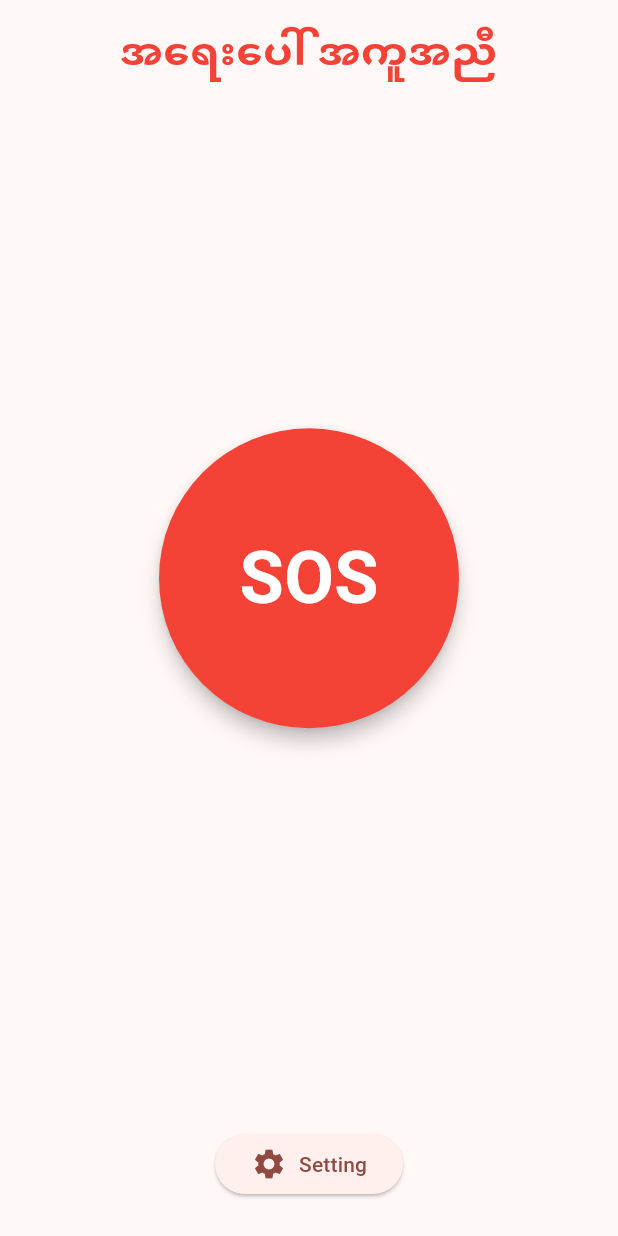
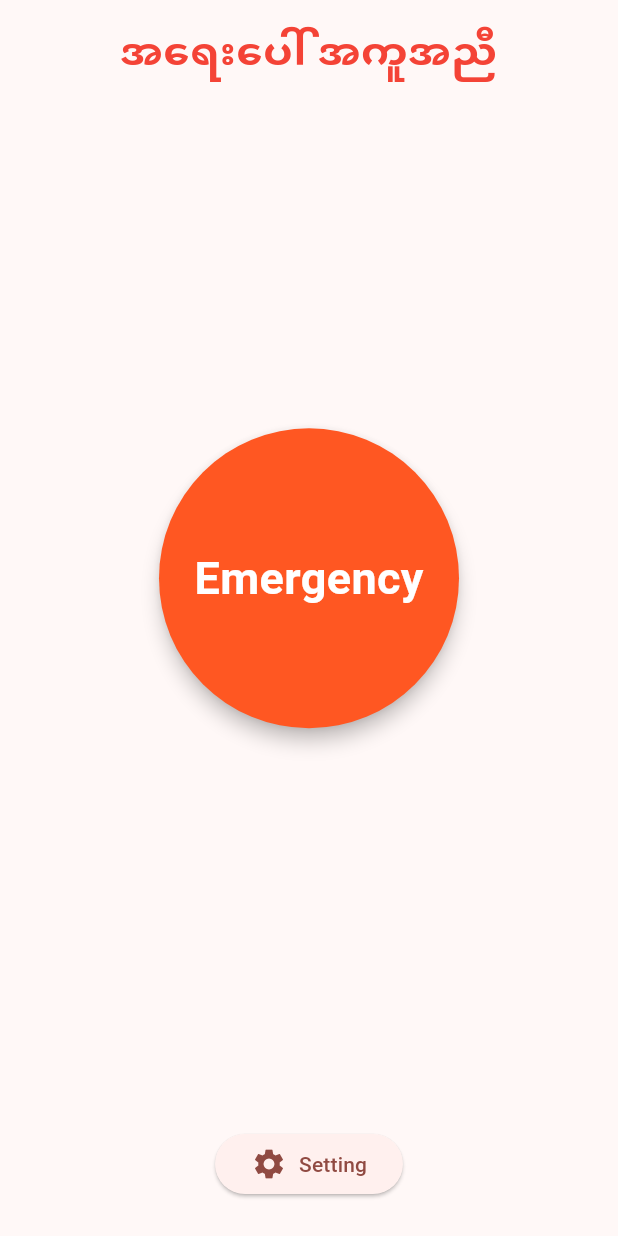
Before and after one commit to NyanLinHtet07/helper, a Flutter app: the screen it shows after launch, after a tap on "SOS", on a phone screen of 412 x 824 dp. Run offline on Flutter 3.47's test engine with Material 3 defaults, Android fonts, the phone set to English and light mode, and no system bars; our stand-ins replace geolocator, permission_handler, shared_preferences, sqflite; missing offline and left inert: fast_contacts, telephony_sms, workmanager; accounts and stored records are empty.

Commit message:
auto sms first format

```diff
--- a/lib/main.dart
+++ b/lib/main.dart
@@ -1,21 +1,49 @@
 import 'package:flutter/material.dart';
 import 'package:helper_app/services/context_database.dart';
 import 'package:provider/provider.dart';
+import 'package:workmanager/workmanager.dart';
+import 'package:shared_preferences/shared_preferences.dart';
 import 'l10n/app_localizations.dart';
 import 'locale_provider.dart';
-import './services/contact_database.dart';
 import 'package:telephony_sms/telephony_sms.dart';
 import './screens/setting_screen.dart';
+import './services/contact_database.dart';
 import './services/location_service.dart';
 
-// void main() {
-//   runApp(const MyApp());
-// }
+const sosTask = "sosBackgroundTask";
 
-void main() {
+void callbackDispatcher() {
+  Workmanager().executeTask((task, inputData) async {
+    if (task == sosTask) {
+      final prefs = await SharedPreferences.getInstance();
+      final isActive = prefs.getBool('sos_active') ?? false;
+
+      if (!isActive) return Future.value(true);
+
+      final savedContacts = await DBHelper.getContacts();
+      final position = await LocationService.getCurrentLocation();
+      final lat = position.latitude;
+      final lng = position.longitude;
+      final baseMessage = await ContextDBHelper.getContexts();
+      final locationUrl = "https://maps.google.com/?q=${lat},${lng}";
+      final message = "$baseMessage $locationUrl";
+
+      final telephony = TelephonySMS();
+      for (var contact in savedContacts) {
+        await telephony.sendSMS(phone: contact['phone'], message: message);
+      }
+    }
+
+    return Future.value(true);
+  });
+}
+
+void main() async {
+  WidgetsFlutterBinding.ensureInitialized();
+  await Workmanager().initialize(callbackDispatcher, isInDebugMode: false);
   runApp(
     ChangeNotifierProvider(
-      create: (context) => LocaleProvider(const Locale('my')),
+      create: (_) => LocaleProvider(const Locale('my')),
       child: const AppIntializer(),
     ),
   );
@@ -54,6 +82,7 @@ class MainScreen extends StatefulWidget {
 
 class _MainScreenState extends State<MainScreen> {
   final _telephonySMS = TelephonySMS();
+  bool _isSOSActive = false;
 
   Future<List<Map<String, dynamic>>> _loadSavedContacts() async {
     return await DBHelper.getContacts();
@@ -94,11 +123,40 @@ class _MainScreenState extends State<MainScreen> {
 
   Future<void> _checkAndRequestPermissions() async {
     await _telephonySMS.requestPermission();
-    // If you need to check permission status, use a different API or handle permission result elsewhere.
   }
 
   Future<void> _loadContexts() async {
     final notes = await ContextDBHelper.getContexts();
+  }
+
+  Future<void> _checkSOSStatus() async {
+    final prefs = await SharedPreferences.getInstance();
+    setState(() {
+      _isSOSActive = prefs.getBool('sos_active') ?? false;
+    });
+  }
+
+  Future<void> _toggleSOS() async {
+    final prefs = await SharedPreferences.getInstance();
+    if (_isSOSActive) {
+      await Workmanager().cancelByUniqueName(sosTask);
+      await prefs.setBool('sos_active', false);
+      setState(() => _isSOSActive = false);
+    } else {
+      //Active SOS
+      await prefs.setBool('sos_active', true);
+      setState(() => _isSOSActive = true);
+
+      // Send immediately first time
+      await _sendSOS();
+
+      // Schedule repeating every minutes
+      await Workmanager().registerPeriodicTask(
+        sosTask,
+        sosTask,
+        frequency: const Duration(minutes: 15),
+      );
+    }
   }
 
   @override
@@ -106,6 +164,7 @@ class _MainScreenState extends State<MainScreen> {
     super.initState();
     _loadContexts();
     _checkAndRequestPermissions();
+    _checkSOSStatus();
   }
 
   @override
@@ -132,22 +191,23 @@ class _MainScreenState extends State<MainScreen> {
             Expanded(
               child: Center(
                 child: Material(
-                  color: Colors.red,
+                  color: _isSOSActive ? Colors.deepOrange : Colors.red,
                   shape: CircleBorder(),
                   elevation: 5,
                   child: InkWell(
-                    onTap: _sendSOS,
+                    onTap: _toggleSOS,
                     customBorder: CircleBorder(),
                     child: SizedBox(
                       width: 200,
                       height: 200,
                       child: Center(
                         child: Text(
-                          'SOS',
+                          _isSOSActive ? 'Emergency' : 'SOS',
                           style: TextStyle(
                             color: Colors.white,
-                            fontSize: 48,
+                            fontSize: 30,
                             fontWeight: FontWeight.bold,
+                            textBaseline: TextBaseline.alphabetic,
                           ),
                         ),
                       ),
--- /dev/null
+++ b/lib/services/sos_service.dart
@@ -0,0 +1,4 @@
+// import 'dart:async';
+// import 'package:flutter_background_service/flutter_background_service.dart';
+// import 'package:flutter_background_service_android/flutter_background_service_android.dart';
+// import 'package:telephony_sms/telephony_sms.dart';
--- a/pubspec.yaml
+++ b/pubspec.yaml
@@ -43,10 +43,13 @@ dependencies:
   intl: ^0.20.2
   provider: ^6.1.5+1
   path_provider: ^2.1.5
-  fast_contacts: ^4.0.0
+  fast_contacts: ^5.0.0
   url_launcher: ^6.3.2
   telephony_sms: ^0.0.4
   sqflite: ^2.4.2
+  home_widget: ^0.8.0
+  shared_preferences: ^2.5.3
+  flutter_background_service: ^5.1.0
 
 dev_dependencies:
   flutter_test:
```
Also changed, not shown: lib/screens/context_screen.dart (+4 -6 lines), lib/screens/setting_screen.dart (+23 -23 lines), lib/widgets/sos_widget.dart (added), pubspec.lock, 1 other file.
